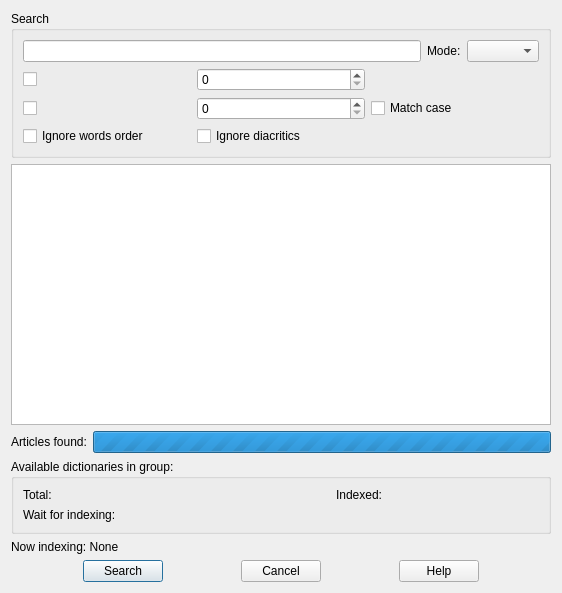
Above: src/ui/fulltextsearch.ui from xiaoyifang/goldendict-ng before the change. Below: the same form after it.
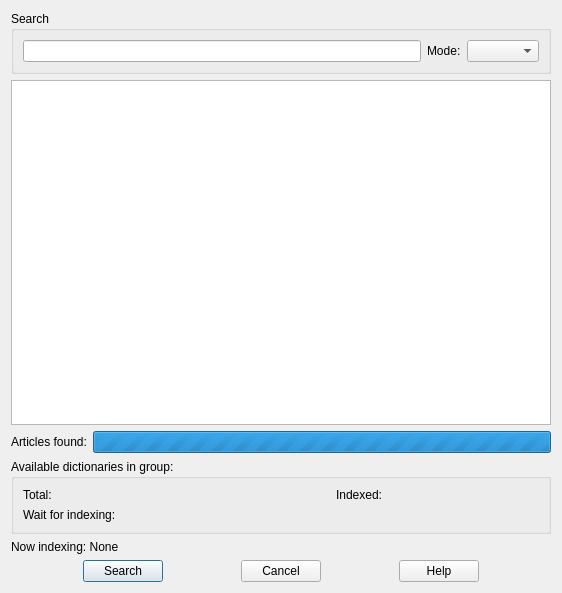
That is the form after the change.

Commit message: fix: remove old fulltext search ui

```diff
--- a/src/ui/fulltextsearch.ui
+++ b/src/ui/fulltextsearch.ui
@@ -43,54 +43,6 @@
         </item>
        </layout>
       </item>
-      <item>
-       <layout class="QGridLayout" name="fulltext_option_container">
-        <property name="sizeConstraint">
-         <enum>QLayout::SetMinAndMaxSize</enum>
-        </property>
-        <item row="1" column="1">
-         <widget class="QSpinBox" name="articlesPerDictionary"/>
-        </item>
-        <item row="0" column="1">
-         <widget class="QSpinBox" name="distanceBetweenWords"/>
-        </item>
-        <item row="1" column="2">
-         <widget class="QCheckBox" name="matchCase">
-          <property name="text">
-           <string>Match case</string>
-          </property>
-         </widget>
-        </item>
-        <item row="0" column="0">
-         <widget class="QCheckBox" name="checkBoxDistanceBetweenWords">
-          <property name="text">
-           <string/>
-          </property>
-         </widget>
-        </item>
-        <item row="1" column="0">
-         <widget class="QCheckBox" name="checkBoxArticlesPerDictionary">
-          <property name="text">
-           <string/>
-          </property>
-         </widget>
-        </item>
-        <item row="2" column="0">
-         <widget class="QCheckBox" name="checkBoxIgnoreWordOrder">
-          <property name="text">
-           <string>Ignore words order</string>
-          </property>
-         </widget>
-        </item>
-        <item row="2" column="1">
-         <widget class="QCheckBox" name="checkBoxIgnoreDiacritics">
-          <property name="text">
-           <string>Ignore diacritics</string>
-          </property>
-         </widget>
-        </item>
-       </layout>
-      </item>
      </layout>
     </widget>
    </item>
```
Left out of the diff: 5 changed lines with no effect on the pictures. The commit also changes 5 other files.
